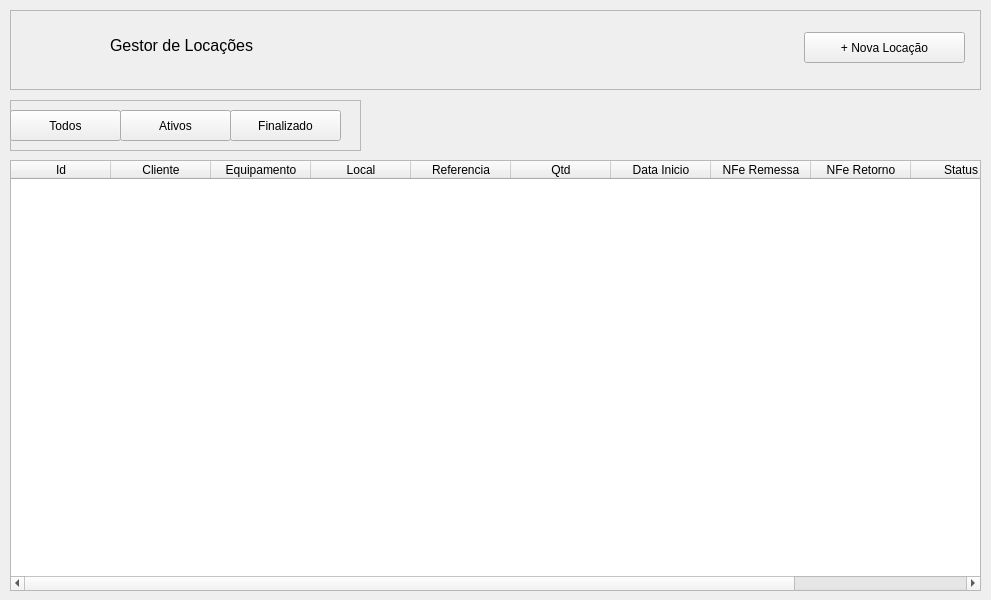
First picture: the form in views/frm_dash.ui, repository andrecamposdelfino/gerenciar-locacoes, before the edit.
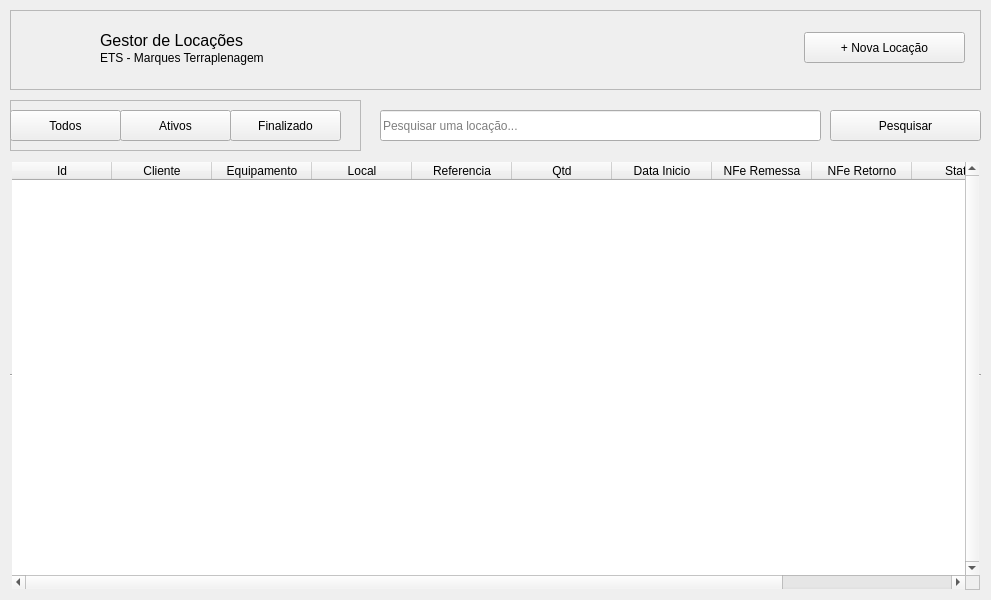
Second picture: the form after the edit. Icons and pictures are not drawn.

```diff
--- a/views/frm_dash.ui
+++ b/views/frm_dash.ui
@@ -13,6 +13,9 @@
   <property name="windowTitle">
    <string>Dash</string>
   </property>
+  <property name="autoFillBackground">
+   <bool>true</bool>
+  </property>
   <widget class="QWidget" name="centralwidget">
    <widget class="QFrame" name="frame">
     <property name="geometry">
@@ -51,10 +54,10 @@
     <widget class="QLabel" name="label_2">
      <property name="geometry">
       <rect>
-       <x>100</x>
-       <y>20</y>
-       <width>181</width>
-       <height>31</height>
+       <x>90</x>
+       <y>10</y>
+       <width>211</width>
+       <height>41</height>
       </rect>
      </property>
      <property name="font">
@@ -83,6 +86,19 @@
        <normaloff>../assets/trator (2).png</normaloff>../assets/trator (2).png</iconset>
      </property>
     </widget>
+    <widget class="QLabel" name="label_3">
+     <property name="geometry">
+      <rect>
+       <x>90</x>
+       <y>40</y>
+       <width>191</width>
+       <height>16</height>
+      </rect>
+     </property>
+     <property name="text">
+      <string>ETS - Marques Terraplenagem</string>
+     </property>
+    </widget>
    </widget>
    <widget class="QFrame" name="frame_2">
     <property name="geometry">
@@ -160,6 +176,21 @@
       <height>431</height>
      </rect>
     </property>
+    <property name="autoFillBackground">
+     <bool>false</bool>
+    </property>
+    <property name="frameShape">
+     <enum>QFrame::HLine</enum>
+    </property>
+    <property name="verticalScrollBarPolicy">
+     <enum>Qt::ScrollBarAlwaysOn</enum>
+    </property>
+    <property name="horizontalScrollBarPolicy">
+     <enum>Qt::ScrollBarAsNeeded</enum>
+    </property>
+    <property name="sizeAdjustPolicy">
+     <enum>QAbstractScrollArea::AdjustIgnored</enum>
+    </property>
     <property name="editTriggers">
      <set>QAbstractItemView::AnyKeyPressed|QAbstractItemView::CurrentChanged|QAbstractItemView::DoubleClicked|QAbstractItemView::EditKeyPressed</set>
     </property>
@@ -172,6 +203,15 @@
     <property name="selectionBehavior">
      <enum>QAbstractItemView::SelectRows</enum>
     </property>
+    <property name="gridStyle">
+     <enum>Qt::SolidLine</enum>
+    </property>
+    <property name="sortingEnabled">
+     <bool>true</bool>
+    </property>
+    <attribute name="verticalHeaderStretchLastSection">
+     <bool>false</bool>
+    </attribute>
     <column>
      <property name="text">
       <string>Id</string>
@@ -228,6 +268,36 @@
      </property>
     </column>
    </widget>
+   <widget class="QLineEdit" name="txtPesquisar">
+    <property name="geometry">
+     <rect>
+      <x>380</x>
+      <y>110</y>
+      <width>441</width>
+      <height>31</height>
+     </rect>
+    </property>
+    <property name="placeholderText">
+     <string>Pesquisar uma locação...</string>
+    </property>
+   </widget>
+   <widget class="QPushButton" name="btnPesquisar">
+    <property name="geometry">
+     <rect>
+      <x>830</x>
+      <y>110</y>
+      <width>151</width>
+      <height>31</height>
+     </rect>
+    </property>
+    <property name="text">
+     <string>Pesquisar</string>
+    </property>
+    <property name="icon">
+     <iconset>
+      <normaloff>../assets/trator (1).png</normaloff>../assets/trator (1).png</iconset>
+    </property>
+   </widget>
   </widget>
  </widget>
  <resources/>
```
